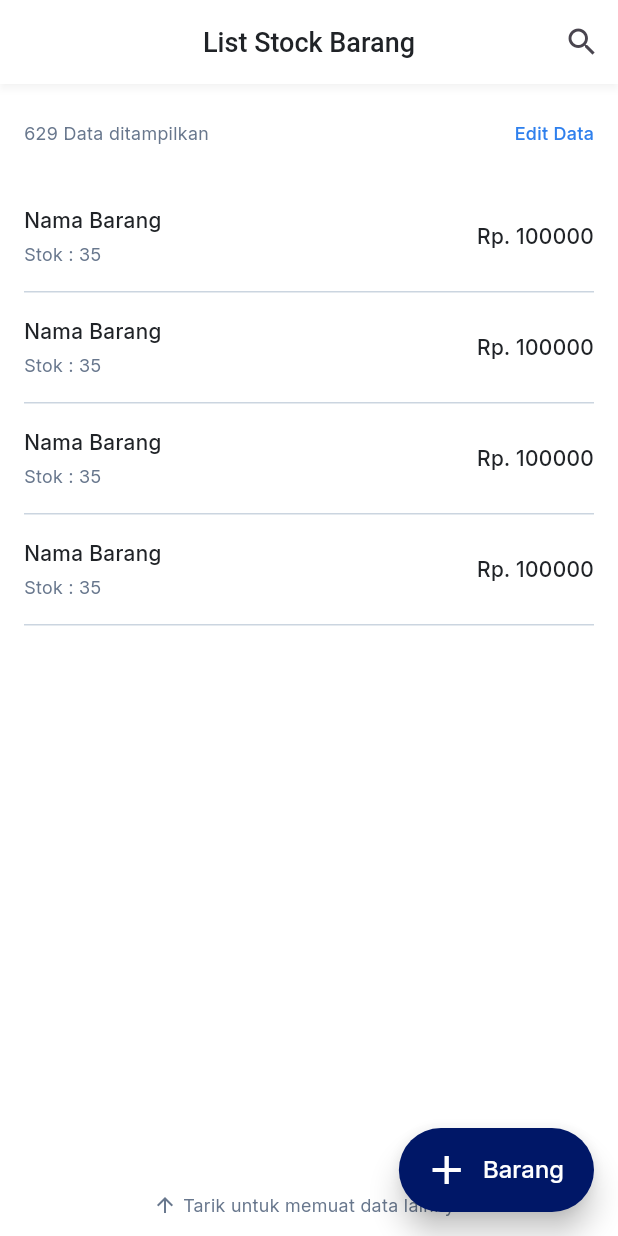
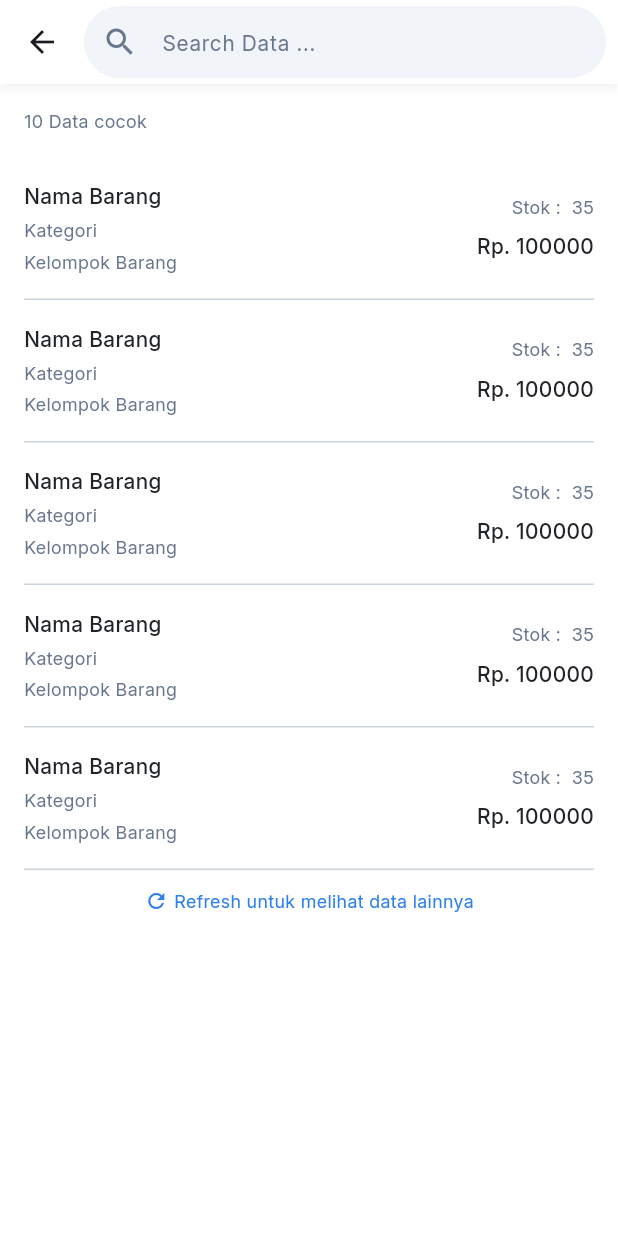
Before and after one commit to efrilm/siscom-test-flutter, a Flutter app: the screen it shows after launch, after a tap on the "search" icon, on a phone screen of 412 x 824 dp. Run offline on Flutter 3.47's test engine with Material 3 defaults, Android fonts, the phone set to English and light mode, and no system bars; our stand-ins replace auto_route, connectivity_plus, dio, dropdown_search, freezed_annotation, get_it and 2 more; missing offline and left inert: awesome_dio_interceptor.

Commit message:
feat: search page

```diff
--- a/lib/presentation/components/field/field.dart
+++ b/lib/presentation/components/field/field.dart
@@ -6,3 +6,4 @@ import '../../../common/theme/theme.dart';
 
 part 'text_form_field.dart';
 part 'dropdown_search_field.dart';
+part 'search_form_field.dart';
--- /dev/null
+++ b/lib/presentation/components/field/search_form_field.dart
@@ -0,0 +1,35 @@
+part of 'field.dart';
+
+class AppSearchFormField extends StatelessWidget {
+  const AppSearchFormField({super.key});
+
+  @override
+  Widget build(BuildContext context) {
+    return TextFormField(
+      cursorColor: AppColor.primary,
+      decoration: InputDecoration(
+        fillColor: AppColor.bgSecondary,
+        filled: true,
+        hintText: 'Search Data ...',
+        prefixIcon: Icon(Icons.search, color: AppColor.textSecondary),
+        contentPadding: const EdgeInsets.symmetric(vertical: 0, horizontal: 16),
+        enabledBorder: OutlineInputBorder(
+          borderRadius: BorderRadius.circular(40),
+          borderSide: BorderSide(color: AppColor.bgSecondary),
+        ),
+        border: OutlineInputBorder(
+          borderRadius: BorderRadius.circular(40),
+          borderSide: BorderSide(color: AppColor.bgSecondary),
+        ),
+        errorBorder: OutlineInputBorder(
+          borderRadius: BorderRadius.circular(40),
+          borderSide: BorderSide(color: AppColor.danger),
+        ),
+        focusedBorder: OutlineInputBorder(
+          borderRadius: BorderRadius.circular(40),
+          borderSide: BorderSide(color: AppColor.primary),
+        ),
+      ),
+    );
+  }
+}
--- a/lib/presentation/pages/Items/item_page.dart
+++ b/lib/presentation/pages/Items/item_page.dart
@@ -2,7 +2,7 @@ import 'package:auto_route/auto_route.dart';
 import 'package:flutter/material.dart';
 import '../../../common/theme/theme.dart';
 import '../../components/button/button.dart';
-import '../../components/card/item_card.dart';
+import 'widgets/item_card.dart';
 import '../../components/modal/delete_dialog.dart';
 import '../../router/app_router.gr.dart';
 import 'widgets/item_header.dart';
@@ -73,7 +73,10 @@ class _ItemPageState extends State<ItemPage> {
             : null,
         actions: [
           if (!isEditMode)
-            IconButton(onPressed: () {}, icon: const Icon(Icons.search)),
+            IconButton(
+              onPressed: () => context.router.push(ItemSearchRoute()),
+              icon: const Icon(Icons.search),
+            ),
           if (isEditMode && selectedItems.isNotEmpty)
             TextButton(
               onPressed: selectAllItems,
--- /dev/null
+++ b/lib/presentation/pages/Items/pages/item_search/item_search_page.dart
@@ -0,0 +1,62 @@
+import 'package:auto_route/auto_route.dart';
+import 'package:flutter/material.dart';
+
+import '../../../../../common/theme/theme.dart';
+import '../../../../components/field/field.dart';
+import 'widgets/item_search_card.dart';
+
+@RoutePage()
+class ItemSearchPage extends StatelessWidget {
+  const ItemSearchPage({super.key});
+
+  @override
+  Widget build(BuildContext context) {
+    return Scaffold(
+      appBar: AppBar(
+        title: AppSearchFormField(),
+        titleSpacing: 0,
+        actions: [SizedBox(width: 8)],
+      ),
+      body: Column(
+        children: [
+          Container(
+            margin: const EdgeInsets.symmetric(vertical: 16),
+            padding: EdgeInsets.symmetric(horizontal: 16),
+            child: Row(
+              mainAxisAlignment: MainAxisAlignment.spaceBetween,
+              children: [
+                Text(
+                  '10 Data cocok',
+                  style: AppStyle.sm.copyWith(color: AppColor.textSecondary),
+                ),
+              ],
+            ),
+          ),
+          ItemSearchCard(),
+          ItemSearchCard(),
+          ItemSearchCard(),
+          ItemSearchCard(),
+          ItemSearchCard(),
+          buildPullToRefreshInfo(),
+        ],
+      ),
+    );
+  }
+
+  Padding buildPullToRefreshInfo() {
+    return Padding(
+      padding: const EdgeInsets.symmetric(vertical: 12, horizontal: 16),
+      child: Row(
+        mainAxisAlignment: MainAxisAlignment.center,
+        children: [
+          Icon(Icons.refresh, size: 16, color: AppColor.info),
+          SizedBox(width: 4),
+          Text(
+            'Refresh untuk melihat data lainnya',
+            style: AppStyle.sm.copyWith(color: AppColor.info),
+          ),
+        ],
+      ),
+    );
+  }
+}
--- /dev/null
+++ b/lib/presentation/pages/Items/pages/item_search/widgets/item_search_card.dart
@@ -0,0 +1,62 @@
+import 'package:flutter/material.dart';
+
+import '../../../../../../common/theme/theme.dart';
+
+class ItemSearchCard extends StatelessWidget {
+  const ItemSearchCard({super.key});
+
+  @override
+  Widget build(BuildContext context) {
+    return GestureDetector(
+      onTap: () {},
+      child: Container(
+        padding: EdgeInsets.symmetric(vertical: 16),
+        margin: EdgeInsets.symmetric(horizontal: 16),
+        decoration: BoxDecoration(
+          border: Border(bottom: BorderSide(color: AppColor.borderSecondary)),
+        ),
+        child: Row(
+          children: [
+            Expanded(
+              child: Column(
+                crossAxisAlignment: CrossAxisAlignment.start,
+                children: [
+                  Text(
+                    'Nama Barang',
+                    style: AppStyle.md.copyWith(fontWeight: FontWeight.w500),
+                    overflow: TextOverflow.ellipsis,
+                    maxLines: 1,
+                  ),
+                  SizedBox(height: 4),
+                  Text(
+                    'Kategori',
+                    style: AppStyle.sm.copyWith(color: AppColor.textSecondary),
+                  ),
+                  SizedBox(height: 4),
+                  Text(
+                    'Kelompok Barang',
+                    style: AppStyle.sm.copyWith(color: AppColor.textSecondary),
+                  ),
+                ],
+              ),
+            ),
+            Column(
+              crossAxisAlignment: CrossAxisAlignment.end,
+              children: [
+                Text(
+                  'Stok :  35',
+                  style: AppStyle.sm.copyWith(color: AppColor.textSecondary),
+                ),
+                SizedBox(height: 8),
+                Text(
+                  "Rp. 100000",
+                  style: AppStyle.md.copyWith(fontWeight: FontWeight.w500),
+                ),
+              ],
+            ),
+          ],
+        ),
+      ),
+    );
+  }
+}
--- a/lib/presentation/components/card/item_card.dart
+++ b/lib/presentation/pages/Items/widgets/item_card.dart
@@ -1,6 +1,6 @@
 import 'package:flutter/material.dart';
-import '../../../common/theme/theme.dart';
-import '../bottom_sheet/detail_bottom_sheet.dart';
+import '../../../../common/theme/theme.dart';
+import '../../../components/bottom_sheet/detail_bottom_sheet.dart';
 
 class ItemCard extends StatelessWidget {
   final Map<String, dynamic> item;
--- a/lib/presentation/router/app_router.dart
+++ b/lib/presentation/router/app_router.dart
@@ -11,5 +11,6 @@ class AppRouter extends RootStackRouter {
     // Items
     AutoRoute(page: ItemRoute.page),
     AutoRoute(page: ItemFormRoute.page),
+    AutoRoute(page: ItemSearchRoute.page),
   ];
 }
```
Also changed, not shown: lib/presentation/router/app_router.gr.dart.
